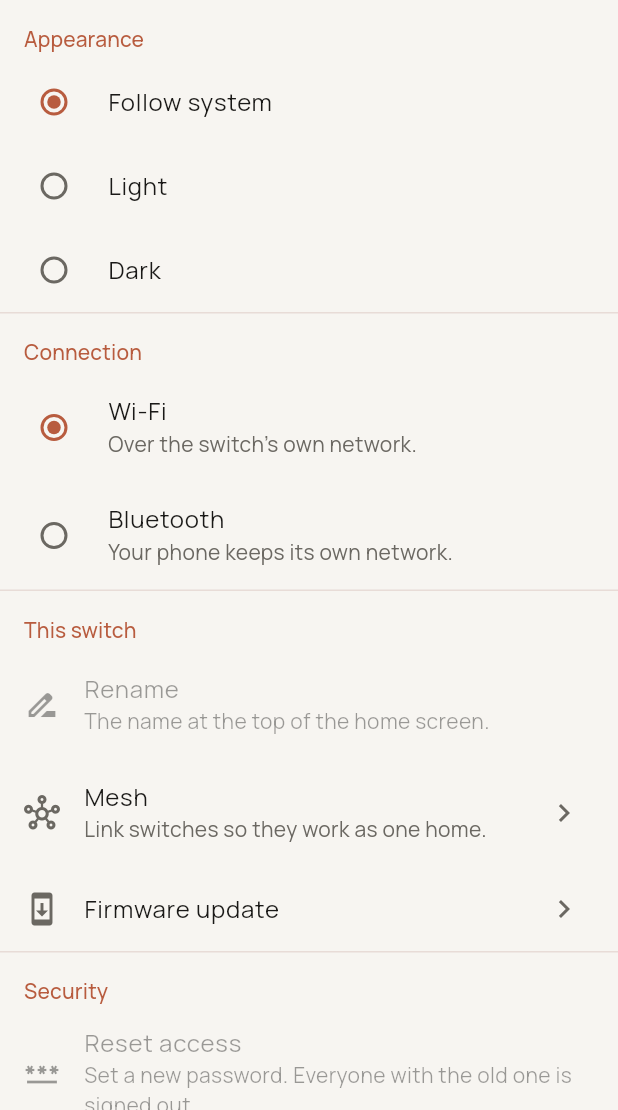
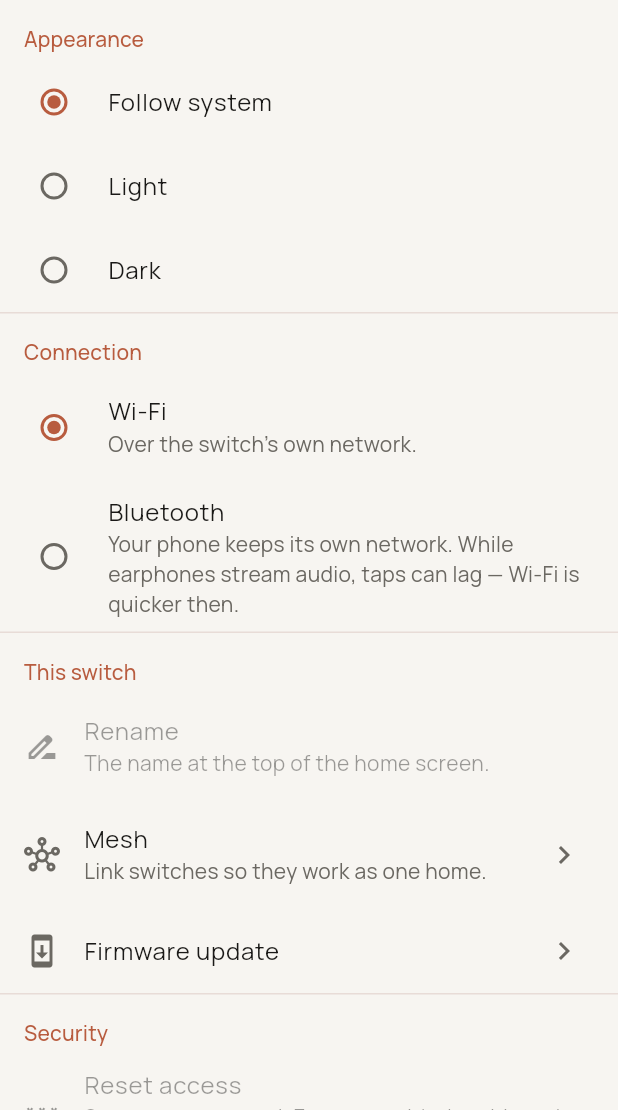
Before and after one commit to TheCoderAS/smart-pro, a Flutter app: the SettingsScreen screen opened by its route, on a phone screen of 412 x 824 dp, the part 126-1236 px from its top. Run offline on Flutter 3.47's test engine with Material 3 defaults, Android fonts, the phone set to English and light mode, and no system bars; our stand-ins replace convert, dio, flutter_animate, flutter_riverpod, flutter_secure_storage, freezed_annotation and 5 more; missing offline and left inert: flutter_reactive_ble, wifi_scan; accounts and stored records are empty; network calls fail.

Commit message:
app: v1.4.2 — keep the BLE link fast while earphones stream audio (#80)
Confirmed on the bench: with TWS earbuds streaming, GATT writes went
from ~100ms to 2-4.5s (replies stayed <50ms) — the phone's radio gives
audio priority airtime, and our one-shot high-performance connection
request from connect time had decayed. Commands now re-assert
high-performance connection priority when the last request is older
than 20s, timed just before a write so a burst of taps always runs on
a short interval. Also says so in the Bluetooth mode description:
while earphones stream audio, Wi-Fi is quicker.


Claude-Session: https://claude.ai/code/session_0117PdUnw9NujXrdTmw2Qrnr

Co-authored-by: Claude <noreply@anthropic.com>

```diff
--- a/mobile/lib/app/l10n/app_en.arb
+++ b/mobile/lib/app/l10n/app_en.arb
@@ -74,7 +74,7 @@
   "transportWifi": "Wi-Fi",
   "transportWifiDesc": "Over the switch's own network.",
   "transportBluetooth": "Bluetooth",
-  "transportBluetoothDesc": "Your phone keeps its own network.",
+  "transportBluetoothDesc": "Your phone keeps its own network. While earphones stream audio, taps can lag — Wi-Fi is quicker then.",
   "switchTransport": "Switch connection",
   "btNeedsWifiLogin": "Sign in over Wi-Fi first — Bluetooth mode uses that sign-in.",
   "btPermissionDenied": "Bluetooth permission is needed for this mode.",
--- a/mobile/lib/app/l10n/app_localizations.dart
+++ b/mobile/lib/app/l10n/app_localizations.dart
@@ -337,7 +337,7 @@ abstract class AppLocalizations {
   /// No description provided for @transportBluetoothDesc.
   ///
   /// In en, this message translates to:
-  /// **'Your phone keeps its own network.'**
+  /// **'Your phone keeps its own network. While earphones stream audio, taps can lag — Wi-Fi is quicker then.'**
   String get transportBluetoothDesc;
 
   /// No description provided for @switchTransport.
--- a/mobile/lib/app/l10n/app_localizations_en.dart
+++ b/mobile/lib/app/l10n/app_localizations_en.dart
@@ -143,7 +143,8 @@ class AppLocalizationsEn extends AppLocalizations {
   String get transportBluetooth => 'Bluetooth';
 
   @override
-  String get transportBluetoothDesc => 'Your phone keeps its own network.';
+  String get transportBluetoothDesc =>
+      'Your phone keeps its own network. While earphones stream audio, taps can lag — Wi-Fi is quicker then.';
 
   @override
   String get switchTransport => 'Switch connection';
--- a/mobile/lib/features/settings/presentation/settings_screen.dart
+++ b/mobile/lib/features/settings/presentation/settings_screen.dart
@@ -105,7 +105,10 @@ class SettingsScreen extends ConsumerWidget {
                 RadioListTile<TransportPreference>(
                   value: TransportPreference.bluetooth,
                   title: Text('Bluetooth'),
-                  subtitle: Text('Your phone keeps its own network.'),
+                  subtitle: Text(
+                    'Your phone keeps its own network. While earphones '
+                    'stream audio, taps can lag — Wi-Fi is quicker then.',
+                  ),
                 ),
               ],
             ),
--- a/mobile/pubspec.yaml
+++ b/mobile/pubspec.yaml
@@ -7,7 +7,7 @@ publish_to: 'none'
 # The Android build number (versionCode) is stamped by CI from the run
 # number (--build-number), so every published APK upgrades cleanly over
 # the previous one; the +1 below only covers local builds.
-version: 1.4.1+1
+version: 1.4.2+1
 
 environment:
   sdk: ^3.12.2
```
Also changed, not shown: mobile/lib/core/ble/ble_control_client.dart (+30 -8 lines).
